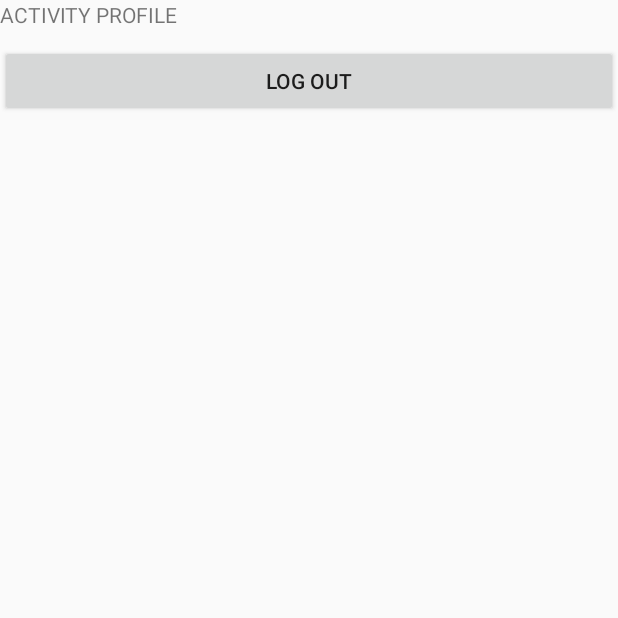
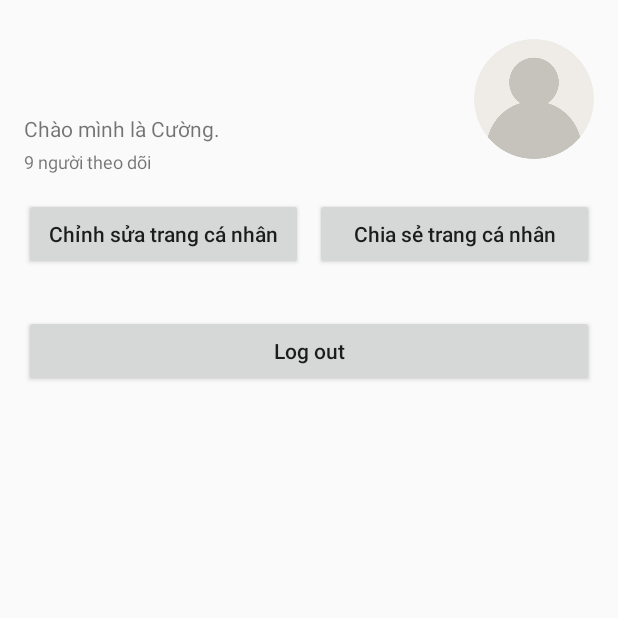
Before and after one commit to cuongnguyen24/androidsocial, an Android app: the fragment Profile shown on its own in the app's theme, on a phone screen of 412 x 824 dp, the top half of it. Run offline under Robolectric (Android 15) with nearby library versions, the phone set to English and light mode, and no system bars; our stand-ins replace CircleImageView, Firebase (no records; nobody signed in at launch, a user with empty details on screens opened directly).

Commit message:
update the incomplete profile version.

```diff
--- a/app/build.gradle
+++ b/app/build.gradle
@@ -45,5 +45,9 @@ dependencies {
     implementation ("com.github.bumptech.glide:glide:4.16.0")
     implementation 'de.hdodenhof:circleimageview:3.1.0'
     implementation 'androidx.viewpager2:viewpager2:1.0.0'
+    // load image from url
+    implementation 'com.github.bumptech.glide:glide:4.16.0'
+    // circle imageview
+    implementation 'de.hdodenhof:circleimageview:3.1.0'
 
 }
--- a/app/src/main/java/com/utt/tt21/cc_modulelogin/fragment/Profile.java
+++ b/app/src/main/java/com/utt/tt21/cc_modulelogin/accountmanagement/Profile.java
@@ -1,6 +1,7 @@
-package com.utt.tt21.cc_modulelogin.fragment;
+package com.utt.tt21.cc_modulelogin.accountmanagement;
 
 import android.content.Intent;
+import android.net.Uri;
 import android.os.Bundle;
 
 import androidx.fragment.app.Fragment;
@@ -9,13 +10,20 @@ import android.view.LayoutInflater;
 import android.view.View;
 import android.view.ViewGroup;
 import android.widget.Button;
+import android.widget.ImageView;
+import android.widget.TextView;
 
+import com.bumptech.glide.Glide;
 import com.google.firebase.auth.FirebaseAuth;
+import com.google.firebase.auth.FirebaseUser;
 import com.utt.tt21.cc_modulelogin.R;
 import com.utt.tt21.cc_modulelogin.authentication.SignInActivity;
 
 
 public class Profile extends Fragment {
+
+    private ImageView imgAvartar;
+    private TextView tvName, tvEmail;
 
     public Profile() {
         // Required empty public constructor
@@ -26,7 +34,7 @@ public class Profile extends Fragment {
                              Bundle savedInstanceState) {
         // Inflate the layout for this fragment
         View view = inflater.inflate(R.layout.fragment_profile, container, false);
-
+        initUi(view);
         // Khởi tạo nút đăng xuất
         Button btnLogout = view.findViewById(R.id.btn_logout);
 
@@ -40,7 +48,39 @@ public class Profile extends Fragment {
                 getActivity().finishAffinity(); // Đóng tất cả các activity trước đó
             }
         });
-
+        // Sự kiện gọi dữ liệu user
+        showUserInformation();
         return view;
     }
+
+    private void initUi(View view) {
+        imgAvartar = view.findViewById(R.id.img_avatar);
+        tvName = view.findViewById(R.id.tv_name);
+        tvEmail = view.findViewById(R.id.tv_email);
+    }
+
+    private void showUserInformation(){
+        FirebaseUser user = FirebaseAuth.getInstance().getCurrentUser();
+        if(user == null){
+            return;
+        }else {
+            // Name, email address, and profile photo Url
+            String name = user.getDisplayName();
+            String email = user.getEmail();
+            Uri photoUrl = user.getPhotoUrl();
+
+            if(name == null){
+                // nếu chưa có name thì ẩn textview đi
+                tvName.setVisibility(View.GONE);
+            }else{
+                // ngược lại thì hiện ra
+                tvName.setVisibility(View.VISIBLE);
+                tvName.setText(name);
+            }
+
+            tvEmail.setText(email);
+            Glide.with(this).load(photoUrl).error(R.drawable.ic_avatar_default).into(imgAvartar);
+
+        }
+    }
 }
--- a/app/src/main/java/com/utt/tt21/cc_modulelogin/adapter/ViewPager2Adapter.java
+++ b/app/src/main/java/com/utt/tt21/cc_modulelogin/adapter/ViewPager2Adapter.java
@@ -8,7 +8,7 @@ import androidx.viewpager2.adapter.FragmentStateAdapter;
 import com.utt.tt21.cc_modulelogin.fragment.Add;
 import com.utt.tt21.cc_modulelogin.fragment.Home;
 import com.utt.tt21.cc_modulelogin.fragment.Notification;
-import com.utt.tt21.cc_modulelogin.fragment.Profile;
+import com.utt.tt21.cc_modulelogin.accountmanagement.Profile;
 import com.utt.tt21.cc_modulelogin.fragment.Search;
 
 public class ViewPager2Adapter extends FragmentStateAdapter {
--- a/app/src/main/res/layout/fragment_profile.xml
+++ b/app/src/main/res/layout/fragment_profile.xml
@@ -3,20 +3,118 @@
     xmlns:tools="http://schemas.android.com/tools"
     android:layout_width="match_parent"
     android:layout_height="match_parent"
-    tools:context=".fragment.Profile">
+    tools:context=".accountmanagement.Profile">
 
-    <!-- TODO: Update blank fragment layout -->
-    <TextView
-        android:layout_width="match_parent"
-        android:layout_height="match_parent"
-        android:text="ACTIVITY PROFILE" />
-
-    <Button
-        android:id="@+id/btn_logout"
+    <!-- Chứa các thành phần chính -->
+    <LinearLayout
         android:layout_width="match_parent"
         android:layout_height="wrap_content"
-        android:text="Log out"
-        android:layout_marginTop="30dp"
-        ></Button>
+        android:orientation="vertical"
+        android:padding="16dp">
 
+        <!-- Phần trên cùng chứa ảnh đại diện và thông tin người dùng -->
+
+        <!-- Nút chỉnh sửa và chia sẻ trang cá nhân -->
+        <LinearLayout
+            android:layout_width="match_parent"
+            android:layout_height="wrap_content"
+            android:gravity="center_vertical"
+            android:orientation="horizontal">
+
+            <!-- Thông tin người dùng -->
+            <LinearLayout
+                android:layout_width="0dp"
+            android:layout_height="wrap_content"
+            android:orientation="vertical"
+            android:layout_weight="1">
+
+            <!-- Tên người dùng -->
+            <TextView
+                android:id="@+id/tv_name"
+                android:layout_width="wrap_content"
+                android:layout_height="wrap_content"
+                android:text="Nguyễn Bá Quốc Cường"
+                android:textSize="24sp"
+                android:textStyle="bold" />
+
+            <!-- Tên tài khoản và lời giới thiệu -->
+            <TextView
+                android:id="@+id/tv_email"
+                android:layout_width="wrap_content"
+                android:layout_height="wrap_content"
+                android:layout_marginTop="4dp"
+                android:text="cuongnguyenbaquoc"
+                android:textSize="14sp" />
+
+            <TextView
+                android:id="@+id/account_info"
+                android:layout_width="wrap_content"
+                android:layout_marginTop="4dp"
+                android:layout_height="wrap_content"
+                android:text="Chào mình là Cường."
+                android:textSize="14sp" />
+
+            <!-- Liên kết -->
+<!--            <TextView-->
+<!--                android:id="@+id/hyperlink"-->
+<!--                android:layout_width="wrap_content"-->
+<!--                android:layout_height="wrap_content"-->
+<!--                android:layout_marginTop="4dp"-->
+<!--                android:text="youtube.com/@sinzcandt"-->
+<!--                android:textColor="@android:color/holo_blue_dark"-->
+<!--                android:textSize="12sp" />-->
+
+            <!-- Số người theo dõi -->
+            <TextView
+                android:id="@+id/followers"
+                android:layout_width="wrap_content"
+                android:layout_height="wrap_content"
+                android:layout_marginTop="4dp"
+                android:text="9 người theo dõi"
+                android:textSize="12sp" />
+        </LinearLayout>
+
+        <de.hdodenhof.circleimageview.CircleImageView
+            android:id="@+id/img_avatar"
+            android:layout_width="80dp"
+            android:layout_height="80dp"
+            android:layout_marginEnd="0dp"
+            android:scaleType="centerCrop"
+            android:src="@drawable/ic_avatar_default" />
+    </LinearLayout>
+
+
+    <LinearLayout
+            android:layout_width="match_parent"
+            android:layout_height="wrap_content"
+            android:orientation="horizontal"
+            android:layout_marginTop="16dp">
+
+            <Button
+                android:id="@+id/btn_edit_profile"
+                android:layout_width="0dp"
+                android:layout_height="wrap_content"
+                android:layout_weight="1"
+                android:text="Chỉnh sửa trang cá nhân"
+                android:textAllCaps="false"/>
+
+            <Button
+                android:id="@+id/btn_share_profile"
+                android:layout_width="0dp"
+                android:layout_height="wrap_content"
+                android:layout_weight="1"
+                android:text="Chia sẻ trang cá nhân"
+                android:layout_marginStart="8dp"
+                android:textAllCaps="false"/>
+        </LinearLayout>
+
+        <!-- Nút đăng xuất -->
+        <Button
+            android:id="@+id/btn_logout"
+            android:layout_width="match_parent"
+            android:layout_height="wrap_content"
+            android:text="Log out"
+            android:textAllCaps="false"
+            android:layout_marginTop="30dp"/>
+    </LinearLayout>
 </FrameLayout>
```
Also changed, not shown: app/src/main/res/drawable/ic_avatar_default.png (added).
